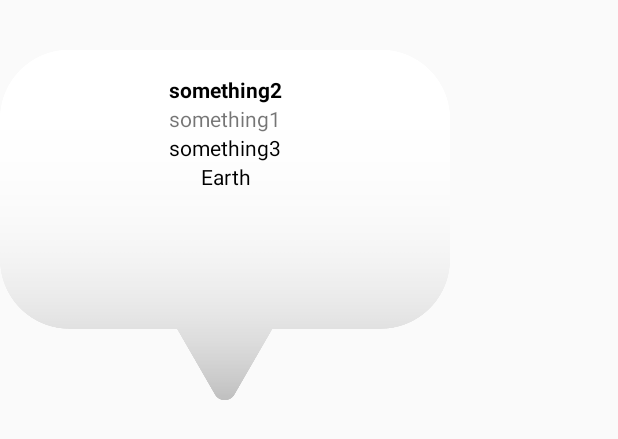
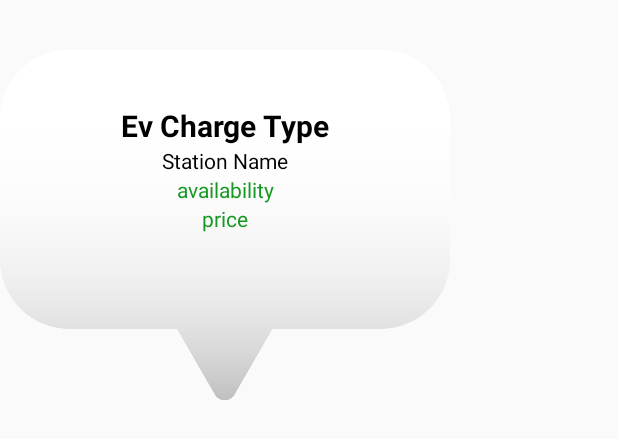
Before and after one commit to kundan333/Ev-Charging-Station-Finder, an Android app: the layout custom_info_window.xml on its own in the app's theme, with its tools: preview values and no code run, on a phone screen of 412 x 824 dp. Shown: the top 439 px of the screen. Run offline under Robolectric (Android 15) with nearby library versions, the light colour scheme and no system bars.

Commit message:
improved markers info window

```diff
--- a/app/src/main/java/com/triplethree/slytherine/Vehiclecharger.java
+++ b/app/src/main/java/com/triplethree/slytherine/Vehiclecharger.java
@@ -201,9 +201,9 @@ public class Vehiclecharger extends FragmentActivity implements OnMapReadyCallba
                     Gson gson = new Gson();
                     ObjectWriter ow = new ObjectMapper().writer().withDefaultPrettyPrinter();
                     String json = ow.writeValueAsString(evCharger.getChargerDetails());
-                    Log.d(TAG, "onComplete: after "+json);
+                   // Log.d(TAG, "onComplete: after "+json);
                     EvStation evStation= gson.fromJson(json , EvStation.class);
-                    Log.d(TAG, " => " + evStation.getBasicInfoOfEvCharger().getStationName());
+                   // Log.d(TAG, " => " + evStation.getBasicInfoOfEvCharger().getStationName());
                     ClusterMarker newClusterMarker = new ClusterMarker(
                             new LatLng(evStation.getBasicInfoOfEvCharger().getLocation().getLatitude(),
                                     evStation.getBasicInfoOfEvCharger().getLocation().getLongtitude()),
@@ -223,7 +223,7 @@ public class Vehiclecharger extends FragmentActivity implements OnMapReadyCallba
                     ObjectWriter ow = new ObjectMapper().writer().withDefaultPrettyPrinter();
                     String json = ow.writeValueAsString(evCharger.getChargerDetails());
                     HomeStaion homeStaion= gson.fromJson(json , HomeStaion.class);
-                    Log.d(TAG, " => " + evCharger.getChargerDetails().toString());
+                   // Log.d(TAG, " => " + evCharger.getChargerDetails().toString());
                     ClusterMarker newClusterMarker = new ClusterMarker(
                             new LatLng(homeStaion.getBasicInfoOfEvCharger().getLocation().getLatitude(),
                                     homeStaion.getBasicInfoOfEvCharger().getLocation().getLongtitude()),
--- a/app/src/main/res/layout/custom_info_window.xml
+++ b/app/src/main/res/layout/custom_info_window.xml
@@ -9,6 +9,7 @@
         android:id="@+id/rel_layout"
         android:layout_width="match_parent"
         android:layout_height="match_parent"
+
         >
 
     <ImageView
@@ -30,18 +31,20 @@
             android:layout_gravity="center_horizontal"
             android:layout_marginStart="0dp"
             android:layout_marginLeft="0dp"
-            android:layout_marginTop="50dp"
+            android:layout_marginTop="70dp"
             android:layout_marginEnd="0dp"
             android:layout_marginRight="0dp"
             android:ellipsize="end"
             android:gravity="center"
             android:maxLines="1"
-            android:text="something2"
+            android:text="Ev Charge Type"
             android:textColor="#000"
-            android:textSize="14sp"
+            android:textSize="20sp"
             android:textStyle="bold" />
         <TextView
-            android:id="@+id/ImageViewText"
+            android:id="@+id/stationName"
+            android:textSize="14sp"
+            android:textColor="#000"
             android:layout_below="@id/title"
             android:layout_width="wrap_content"
             android:layout_height="wrap_content"
@@ -49,7 +52,7 @@
             android:layout_alignLeft="@id/ImageView"
             android:layout_alignEnd="@id/ImageView"
             android:layout_alignRight="@id/ImageView"
-            android:text="something1"
+            android:text="Station Name"
             android:gravity="center"
             />
 
@@ -57,32 +60,50 @@
         android:layout_width="wrap_content"
         android:layout_height="wrap_content"
         android:ellipsize="end"
-        android:maxLines="10"
+        android:maxLines="1"
         android:textSize="14sp"
-        android:textColor="#000"
-        android:id="@+id/snippet"
-        android:layout_below="@id/ImageViewText"
+        android:textColor="#159922"
+        android:id="@+id/availability"
+        android:layout_below="@id/stationName"
         android:layout_alignStart="@id/ImageView"
         android:layout_alignEnd="@id/ImageView"
         android:layout_alignLeft="@id/ImageView"
         android:layout_alignRight="@id/ImageView"
-        android:text="something3"
+        android:text="availability"
         android:layout_centerHorizontal="true"
         android:gravity="center"
         />
 
         <TextView
-            android:id="@+id/snippet2"
+            android:id="@+id/price"
             android:layout_width="wrap_content"
             android:layout_height="wrap_content"
-            android:layout_below="@id/snippet"
+            android:layout_below="@id/availability"
             android:layout_alignStart="@id/ImageView"
             android:layout_alignLeft="@id/ImageView"
             android:layout_alignEnd="@id/ImageView"
             android:layout_alignRight="@id/ImageView"
             android:ellipsize="end"
-            android:maxLines="10"
-            android:text="@string/earth"
+            android:maxLines="1"
+            android:text="price"
+            android:textColor="#159922"
+            android:textSize="14sp"
+            android:layout_centerHorizontal="true"
+            android:gravity="center"
+            />
+
+        <TextView
+            android:id="@+id/Contact"
+            android:layout_width="wrap_content"
+            android:layout_height="wrap_content"
+            android:layout_below="@id/price"
+            android:layout_alignStart="@id/ImageView"
+            android:layout_alignLeft="@id/ImageView"
+            android:layout_alignEnd="@id/ImageView"
+            android:layout_alignRight="@id/ImageView"
+            android:ellipsize="end"
+            android:maxLines="1"
+
             android:textColor="#000"
             android:textSize="14sp"
             android:layout_centerHorizontal="true"
```
Also changed, not shown: app/src/main/java/com/triplethree/utils/CustomInfoWindowAdapter.java (+39 -2 lines).
